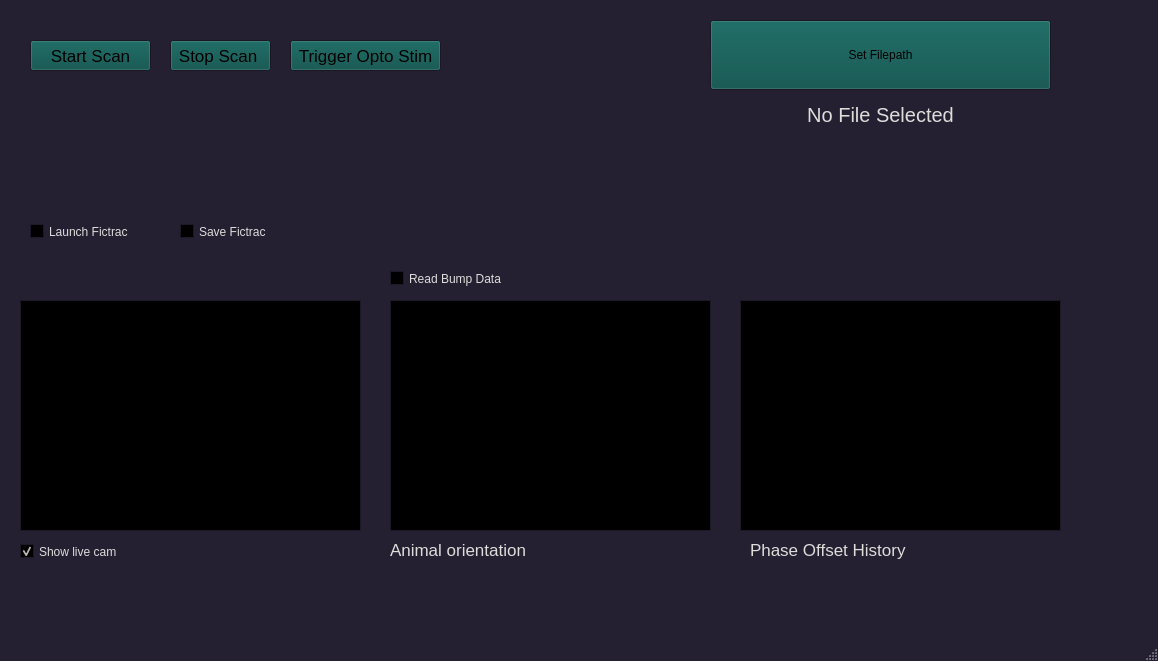
Before: the Qt Designer form BumpBlaster5000/vr_interface/gui.ui in yfisher-lab/BumpBlaster5000, drawn with Qt 5.
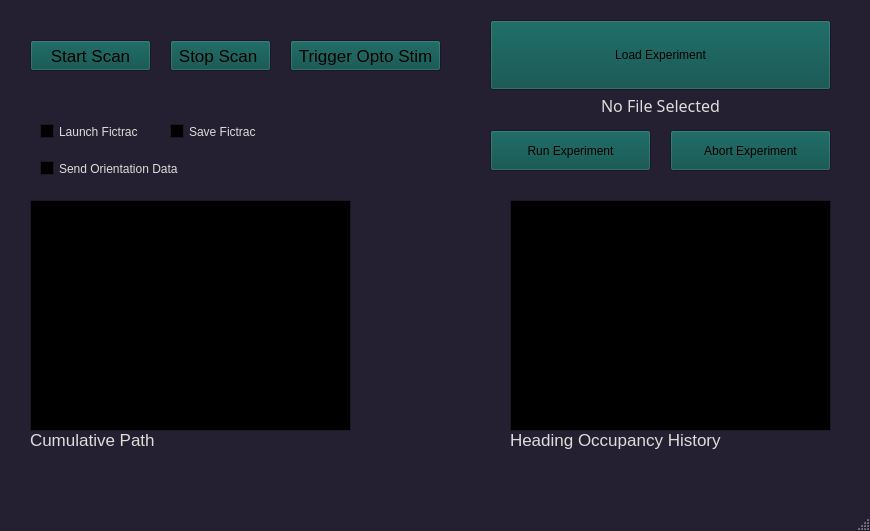
After: the same form once the commit is applied. Custom widgets are drawn as their Qt base class.

Commit message: refactor vr_interface and make new gui

The edit to the form file:
```diff
--- a/BumpBlaster5000/vr_interface/gui.ui
+++ b/BumpBlaster5000/vr_interface/gui.ui
@@ -9,8 +9,8 @@
    <rect>
     <x>0</x>
     <y>0</y>
-    <width>1158</width>
-    <height>661</height>
+    <width>870</width>
+    <height>531</height>
    </rect>
   </property>
   <property name="palette">
@@ -160,6 +160,15 @@
        </color>
       </brush>
      </colorrole>
+     <colorrole role="PlaceholderText">
+      <brush brushstyle="NoBrush">
+       <color alpha="128">
+        <red>222</red>
+        <green>221</green>
+        <blue>218</blue>
+       </color>
+      </brush>
+     </colorrole>
     </active>
     <inactive>
      <colorrole role="WindowText">
@@ -306,6 +315,15 @@
        </color>
       </brush>
      </colorrole>
+     <colorrole role="PlaceholderText">
+      <brush brushstyle="NoBrush">
+       <color alpha="128">
+        <red>222</red>
+        <green>221</green>
+        <blue>218</blue>
+       </color>
+      </brush>
+     </colorrole>
     </inactive>
     <disabled>
      <colorrole role="WindowText">
@@ -452,6 +470,15 @@
        </color>
       </brush>
      </colorrole>
+     <colorrole role="PlaceholderText">
+      <brush brushstyle="NoBrush">
+       <color alpha="128">
+        <red>222</red>
+        <green>221</green>
+        <blue>218</blue>
+       </color>
+      </brush>
+     </colorrole>
     </disabled>
    </palette>
   </property>
@@ -506,21 +533,11 @@
      <string>Trigger Opto Stim</string>
     </property>
    </widget>
-   <widget class="ImageView" name="cam_prev">
+   <widget class="PlotWidget" name="heading_occ_plotwidget">
     <property name="geometry">
      <rect>
-      <x>20</x>
-      <y>300</y>
-      <width>341</width>
-      <height>231</height>
-     </rect>
-    </property>
-   </widget>
-   <widget class="PlotWidget" name="scan_z_proj_view">
-    <property name="geometry">
-     <rect>
-      <x>740</x>
-      <y>300</y>
+      <x>510</x>
+      <y>200</y>
       <width>321</width>
       <height>231</height>
      </rect>
@@ -529,29 +546,29 @@
    <widget class="QPushButton" name="set_path_push">
     <property name="geometry">
      <rect>
-      <x>710</x>
+      <x>490</x>
       <y>20</y>
       <width>341</width>
       <height>70</height>
      </rect>
     </property>
     <property name="text">
-     <string>Set Filepath</string>
+     <string>Load Experiment</string>
     </property>
    </widget>
    <widget class="QLabel" name="filepath_label">
     <property name="geometry">
      <rect>
-      <x>710</x>
-      <y>100</y>
+      <x>490</x>
+      <y>90</y>
       <width>341</width>
       <height>30</height>
      </rect>
     </property>
     <property name="font">
      <font>
-      <family>Arial</family>
-      <pointsize>15</pointsize>
+      <family>Sans Serif</family>
+      <pointsize>12</pointsize>
      </font>
     </property>
     <property name="text">
@@ -564,9 +581,9 @@
    <widget class="QLabel" name="z_proj_label">
     <property name="geometry">
      <rect>
-      <x>750</x>
-      <y>540</y>
-      <width>161</width>
+      <x>510</x>
+      <y>430</y>
+      <width>231</width>
       <height>20</height>
      </rect>
     </property>
@@ -577,23 +594,7 @@
      </font>
     </property>
     <property name="text">
-     <string>Phase Offset History</string>
-    </property>
-   </widget>
-   <widget class="QCheckBox" name="cam_view_toggle">
-    <property name="geometry">
-     <rect>
-      <x>20</x>
-      <y>540</y>
-      <width>121</width>
-      <height>23</height>
-     </rect>
-    </property>
-    <property name="text">
-     <string>Show live cam</string>
-    </property>
-    <property name="checked">
-     <bool>true</bool>
+     <string>Heading Occupancy History</string>
     </property>
    </widget>
    <widget class="QPushButton" name="stop_scan_push">
@@ -621,8 +622,8 @@
    <widget class="QCheckBox" name="launch_fictrac_toggle">
     <property name="geometry">
      <rect>
-      <x>30</x>
-      <y>220</y>
+      <x>40</x>
+      <y>120</y>
       <width>121</width>
       <height>23</height>
      </rect>
@@ -634,21 +635,11 @@
      <bool>false</bool>
     </property>
    </widget>
-   <widget class="QGraphicsView" name="fly_orientation_preview">
-    <property name="geometry">
-     <rect>
-      <x>390</x>
-      <y>300</y>
-      <width>321</width>
-      <height>231</height>
-     </rect>
-    </property>
-   </widget>
    <widget class="QCheckBox" name="save_fictrac_toggle">
     <property name="geometry">
      <rect>
-      <x>180</x>
-      <y>220</y>
+      <x>170</x>
+      <y>120</y>
       <width>121</width>
       <height>23</height>
      </rect>
@@ -663,8 +654,8 @@
    <widget class="QLabel" name="fly_orientation_label">
     <property name="geometry">
      <rect>
-      <x>390</x>
-      <y>540</y>
+      <x>30</x>
+      <y>430</y>
       <width>140</width>
       <height>20</height>
      </rect>
@@ -676,31 +667,62 @@
      </font>
     </property>
     <property name="text">
-     <string>Animal orientation</string>
+     <string>Cumulative Path</string>
     </property>
    </widget>
    <widget class="QCheckBox" name="checkBox">
     <property name="geometry">
      <rect>
-      <x>390</x>
-      <y>260</y>
+      <x>40</x>
+      <y>150</y>
       <width>165</width>
       <height>37</height>
      </rect>
     </property>
     <property name="text">
-     <string>Read Bump Data</string>
+     <string>Send Orientation Data</string>
+    </property>
+   </widget>
+   <widget class="QPushButton" name="run_exp_push">
+    <property name="geometry">
+     <rect>
+      <x>490</x>
+      <y>130</y>
+      <width>161</width>
+      <height>41</height>
+     </rect>
+    </property>
+    <property name="text">
+     <string>Run Experiment</string>
+    </property>
+   </widget>
+   <widget class="QPushButton" name="abort_exp_push">
+    <property name="geometry">
+     <rect>
+      <x>670</x>
+      <y>130</y>
+      <width>161</width>
+      <height>41</height>
+     </rect>
+    </property>
+    <property name="text">
+     <string>Abort Experiment</string>
+    </property>
+   </widget>
+   <widget class="PlotWidget" name="cumm_path_plotwidget">
+    <property name="geometry">
+     <rect>
+      <x>30</x>
+      <y>200</y>
+      <width>321</width>
+      <height>231</height>
+     </rect>
     </property>
    </widget>
   </widget>
   <widget class="QStatusBar" name="statusBar"/>
  </widget>
  <customwidgets>
-  <customwidget>
-   <class>ImageView</class>
-   <extends>QGraphicsView</extends>
-   <header>pyqtgraph</header>
-  </customwidget>
   <customwidget>
    <class>PlotWidget</class>
    <extends>QGraphicsView</extends>
```
Left out of the diff: 10 changed lines with no effect on the pictures. The commit also changes 5 other files.
